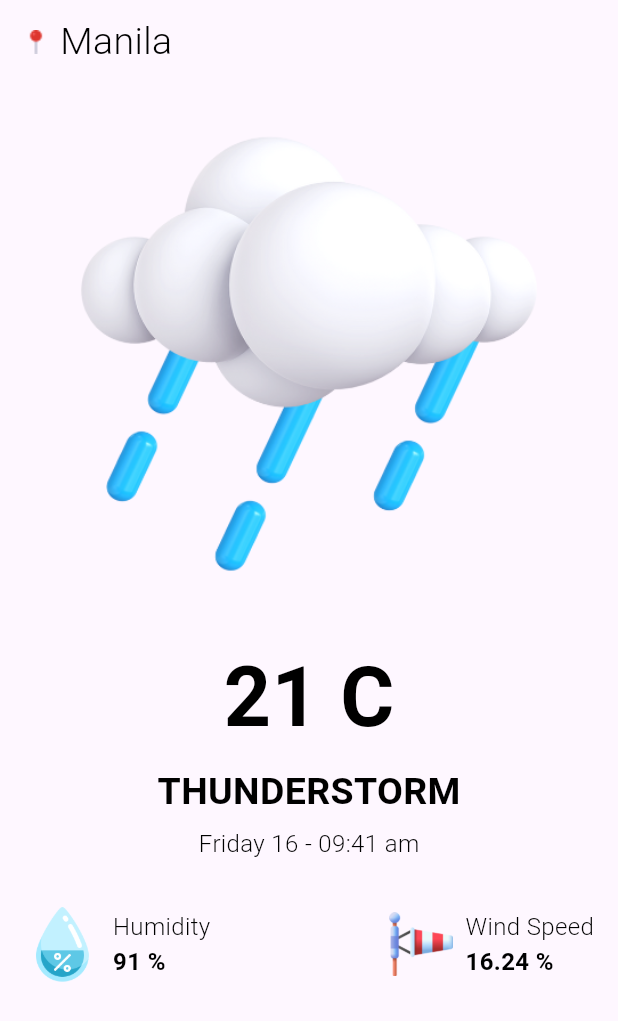
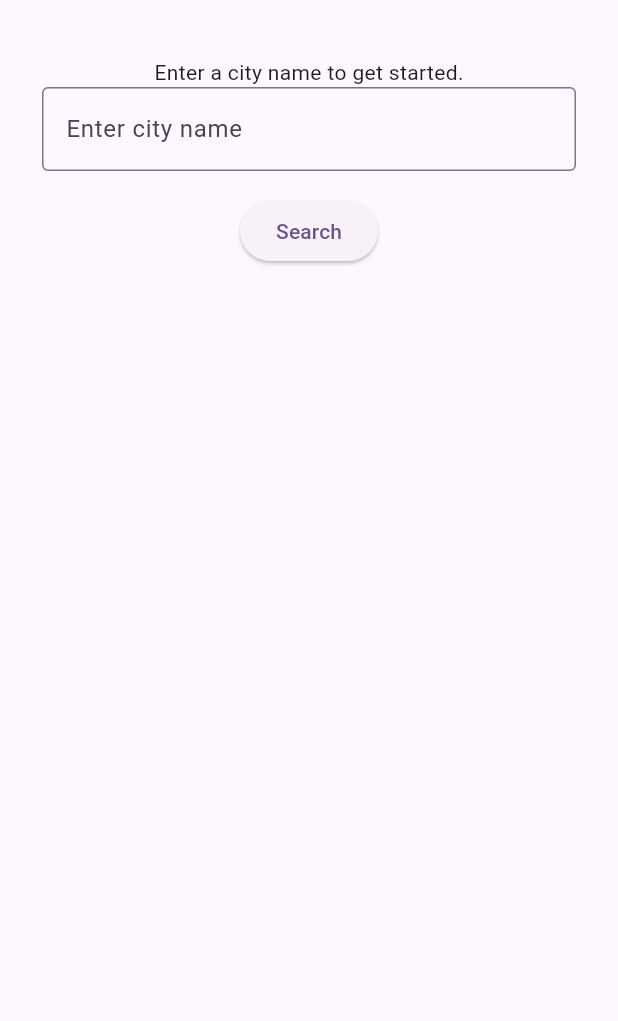
Before and after one commit to jamydevelop/Flutter-Weather-App-Bloc-02, a Flutter app: the screen it shows after launch, on a phone screen of 412 x 824 dp. Shown: the top 1021 px of the screen. Run offline on Flutter 3.47's test engine with Material 3 defaults, Android fonts, the light colour scheme and no system bars; our stand-ins replace bloc, equatable, flutter_bloc.

Commit message:
initial screen

```diff
--- a/flutter_weather_app_bloc_02/lib/views/home_screen.dart
+++ b/flutter_weather_app_bloc_02/lib/views/home_screen.dart
@@ -1,5 +1,7 @@
 import 'package:flutter/material.dart';
 import 'package:flutter/services.dart';
+import 'package:flutter_bloc/flutter_bloc.dart';
+import 'package:flutter_weather_app_bloc_02/bloc/weather_bloc.dart';
 
 class HomeScreen extends StatefulWidget {
   const HomeScreen({super.key});
@@ -9,27 +11,38 @@ class HomeScreen extends StatefulWidget {
 }
 
 class _HomeScreenState extends State<HomeScreen> {
+  final TextEditingController _controller = TextEditingController();
+
   @override
   Widget build(BuildContext context) {
     return Scaffold(
       appBar: AppBar(
         toolbarHeight: 10,
         backgroundColor: Colors.transparent,
-        systemOverlayStyle: SystemUiOverlayStyle(
+        systemOverlayStyle: const SystemUiOverlayStyle(
           statusBarBrightness: Brightness.dark,
         ),
+        elevation: 0,
       ),
-      body: Padding(
+      body: BlocBuilder<WeatherBloc, WeatherState>(
+        builder: (context, state) {
+          if (state is WeatherBlocLoadingState) {
+            return const CircularProgressIndicator();
+          } else if (state is WeatherBlocSuccessState) {
+            final weather = state.weather;
+            return SafeArea(
+              child: SingleChildScrollView(
                 padding: const EdgeInsets.symmetric(horizontal: 16),
                 child: Column(
+                  crossAxisAlignment: CrossAxisAlignment.start,
                   children: [
-            // City Name
+                    // City Name Row
                     Row(
                       children: [
                         Image.asset('assets/pin16.png'),
-                SizedBox(width: 8),
+                        const SizedBox(width: 8),
                         Text(
-                  'Manila',
+                          weather.city,
                           style: TextStyle(
                             color: Colors.black,
                             fontWeight: FontWeight.w300,
@@ -38,12 +51,17 @@ class _HomeScreenState extends State<HomeScreen> {
                         ),
                       ],
                     ),
-            // Center Image Icon
-            Image.asset('assets/3.png'),
+                    const SizedBox(height: 20),
+
+                    // Weather Icon
+                    Center(child: Image.asset('assets/3.png')),
+
+                    const SizedBox(height: 20),
+
                     // Temperature
                     Center(
                       child: Text(
-                '21 C',
+                        weather.temperature,
                         style: TextStyle(
                           color: Colors.black,
                           fontSize: 55,
@@ -51,11 +69,13 @@ class _HomeScreenState extends State<HomeScreen> {
                         ),
                       ),
                     ),
-            SizedBox(height: 5),
+
+                    const SizedBox(height: 5),
+
                     // Weather Condition
                     Center(
                       child: Text(
-                'THUNDERSTORM',
+                        weather.weatherCondition,
                         style: TextStyle(
                           color: Colors.black,
                           fontSize: 25,
@@ -63,10 +83,13 @@ class _HomeScreenState extends State<HomeScreen> {
                         ),
                       ),
                     ),
-            SizedBox(height: 5),
+
+                    const SizedBox(height: 5),
+
+                    // Date and Time
                     Center(
                       child: Text(
-                'Friday 16 - 09:41 am',
+                        weather.timestamp.toString(),
                         style: TextStyle(
                           color: Colors.black,
                           fontSize: 16,
@@ -74,7 +97,10 @@ class _HomeScreenState extends State<HomeScreen> {
                         ),
                       ),
                     ),
-            SizedBox(height: 30),
+
+                    const SizedBox(height: 30),
+
+                    // Humidity & Wind Speed
                     Row(
                       mainAxisAlignment: MainAxisAlignment.spaceBetween,
                       children: [
@@ -82,7 +108,7 @@ class _HomeScreenState extends State<HomeScreen> {
                         Row(
                           children: [
                             Image.asset('assets/humidity512.png', scale: 10),
-                    SizedBox(width: 8),
+                            const SizedBox(width: 8),
                             Column(
                               crossAxisAlignment: CrossAxisAlignment.start,
                               children: [
@@ -95,7 +121,7 @@ class _HomeScreenState extends State<HomeScreen> {
                                   ),
                                 ),
                                 Text(
-                          '91 %',
+                                  weather.humidity,
                                   style: TextStyle(
                                     color: Colors.black,
                                     fontSize: 16,
@@ -107,10 +133,11 @@ class _HomeScreenState extends State<HomeScreen> {
                           ],
                         ),
 
+                        // Wind Speed
                         Row(
                           children: [
                             Image.asset('assets/windspeed512.png', scale: 12),
-                    SizedBox(width: 8),
+                            const SizedBox(width: 8),
                             Column(
                               crossAxisAlignment: CrossAxisAlignment.start,
                               children: [
@@ -123,7 +150,7 @@ class _HomeScreenState extends State<HomeScreen> {
                                   ),
                                 ),
                                 Text(
-                          '16.24 %',
+                                  weather.windSpeed,
                                   style: TextStyle(
                                     color: Colors.black,
                                     fontSize: 16,
@@ -136,9 +163,76 @@ class _HomeScreenState extends State<HomeScreen> {
                         ),
                       ],
                     ),
+
+                    const SizedBox(height: 30),
+
+                    // Text Field
+                    TextField(
+                      controller: _controller,
+                      decoration: const InputDecoration(
+                        labelText: 'Enter city name',
+                        border: OutlineInputBorder(),
+                      ),
+                    ),
+                    // SEARCH BUTTON
+                    ElevatedButton(
+                      onPressed: () {
+                        final city = _controller.text.trim();
+                        if (city.isNotEmpty) {
+                          context.read<WeatherBloc>().add(
+                            GetWeatherEvent(city),
+                          );
+                        }
+                      },
+                      child: const Text('Search'),
+                    ),
+                    const SizedBox(height: 20),
+                  ],
+                ),
+              ),
+            );
+          } else if (state is WeatherBlocFailureState) {
+            return const Text(
+              'Something went wrong. Try another city.',
+              style: TextStyle(color: Colors.red),
+            );
+          } else {
+            return Padding(
+              padding: const EdgeInsets.all(28.0),
+              child: Center(
+                child: Column(
+                  children: [
+                    const Text(
+                      'Enter a city name to get started.',
+                    ), // TEXT FIELD to enter city name
+                    TextField(
+                      controller: _controller,
+                      decoration: const InputDecoration(
+                        labelText: 'Enter city name',
+                        border: OutlineInputBorder(),
+                      ),
+                    ),
+                    const SizedBox(height: 16),
+
+                    // SEARCH BUTTON
+                    ElevatedButton(
+                      onPressed: () {
+                        final city = _controller.text.trim();
+                        if (city.isNotEmpty) {
+                          context.read<WeatherBloc>().add(
+                            GetWeatherEvent(city),
+                          );
+                        }
+                      },
+                      child: const Text('Search'),
+                    ),
                   ],
                 ),
               ),
             );
           }
+        },
+      ),
+    );
   }
+}
```
Lines whose indentation alone changed are shown as unchanged.
